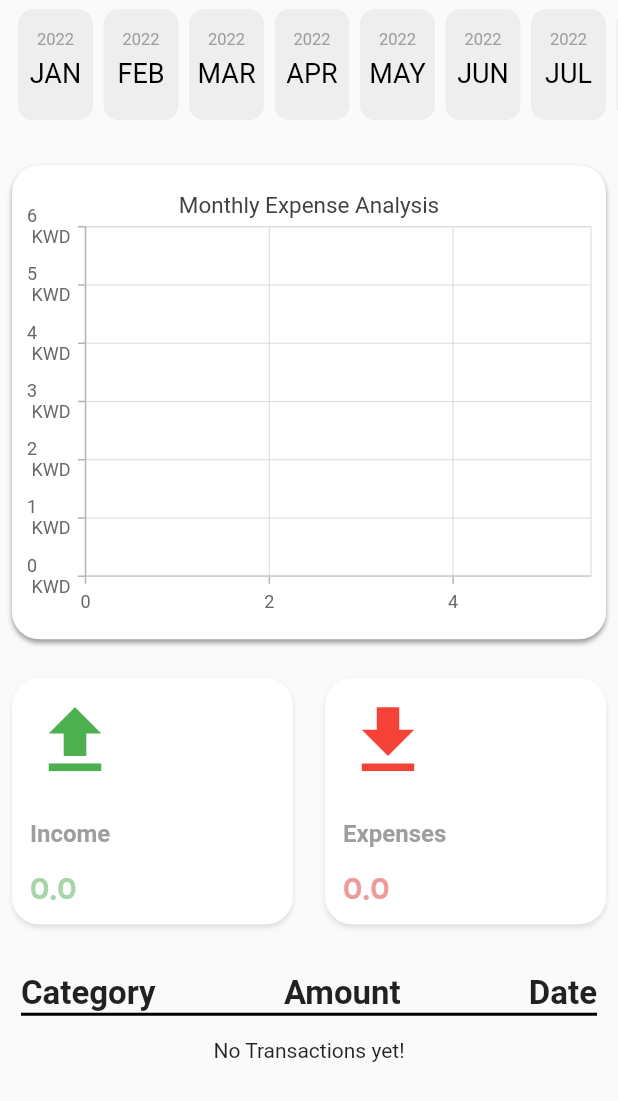
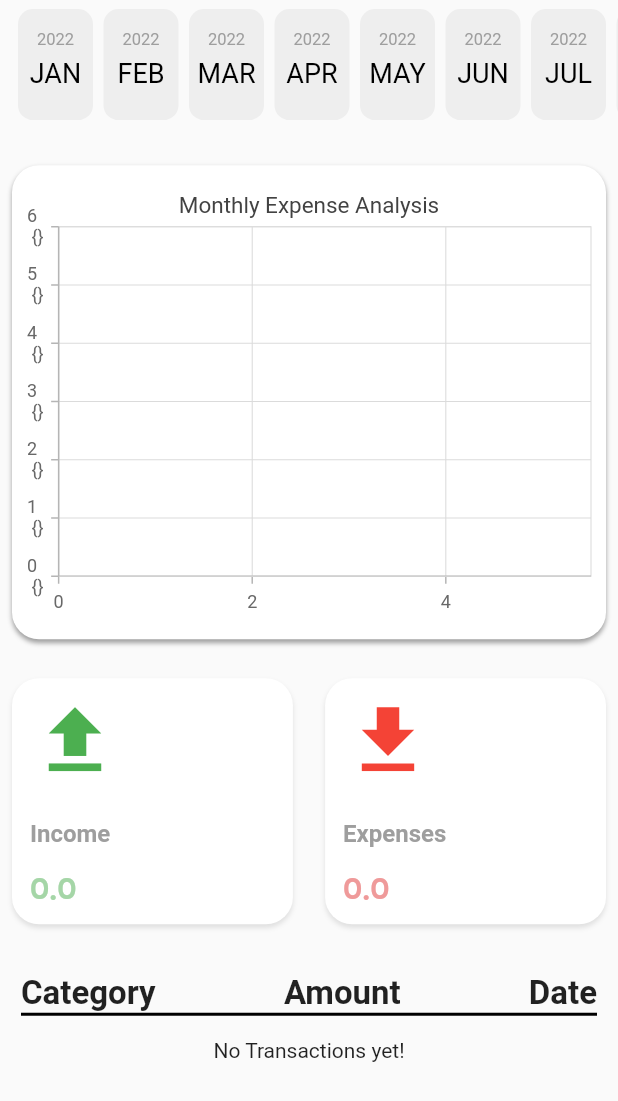
Before and after one commit to DotEbro/BudgetApp, a Flutter app: the History screen opened directly with empty values, on a phone screen of 412 x 824 dp. Shown: the top 1101 px of the screen. Run offline on Flutter 3.47's test engine with Material 2 defaults, Android fonts, the phone set to English and light mode, and no system bars; our stand-ins replace animate_do, cloud_firestore, curved_navigation_bar, file_picker, firebase_auth, firebase_core and 12 more; missing offline and left inert: currency_picker, flutter_notification_listener, money_converter, syncfusion_flutter_pdf, syncfusion_flutter_xlsio; accounts and stored records are empty.

```diff
--- a/lib/Dashboard/history.dart
+++ b/lib/Dashboard/history.dart
@@ -86,7 +86,7 @@ class _HistoryState extends State<History> {
                   title: ChartTitle(text: "m_e_a".tr,),
                   tooltipBehavior: _tooltipBehavior,
                   primaryXAxis: NumericAxis(edgeLabelPlacement: EdgeLabelPlacement.shift),
-                  primaryYAxis: NumericAxis(labelFormat: "{value}\n KWD"),
+                  primaryYAxis: NumericAxis(labelFormat: "{value}\n ${widget.userData.currency}"),
                   series: <LineSeries>[
                     LineSeries<SalesData, int>(
                       dataSource: chartData,
--- a/lib/Dashboard/piechart.dart
+++ b/lib/Dashboard/piechart.dart
@@ -194,7 +194,7 @@ class _PieChartScreenState extends State<PieChartScreen> {
                     colorList: colorList,
                     chartType: ChartType.ring,
                     chartRadius: MediaQuery.of(context).size.width / 1.9,
-                    centerText: "KWD $Amount_current \nTotal Expenses 2022".tr,
+                    centerText: "${widget.userData.currency} $Amount_current \nTotal Expenses 2022".tr,
                     ringStrokeWidth: MediaQuery.of(context).size.width * 0.09,
                     animationDuration: const Duration(seconds: 1),
                     chartValuesOptions: const ChartValuesOptions(
--- a/pubspec.yaml
+++ b/pubspec.yaml
@@ -61,7 +61,7 @@ dependencies:
   flutter_notification_listener: ^1.3.2
   flutter_background: ^1.1.0
   syncfusion_flutter_xlsio: ^20.2.36-beta
-  money_converter: ^2.0.1
+  money_converter: ^2.0.2
   get:
 
 dev_dependencies:
```
Also changed, not shown: pubspec.lock.
